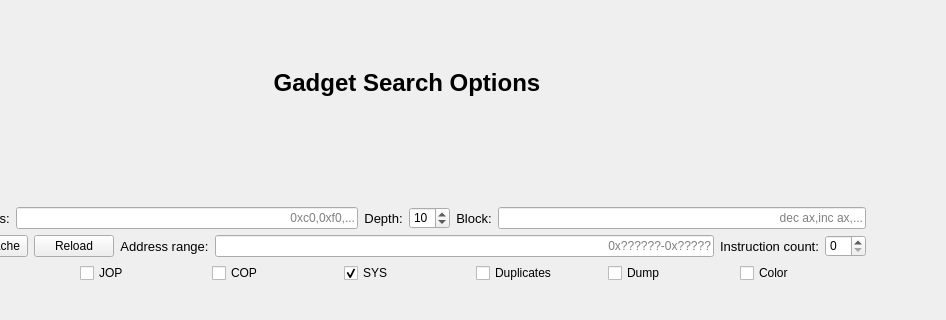
This is modules/ui/mainwindow.ui in elbee-cyber/RopView as Qt 5 draws it before an edit; both pictures show x 327 to 1273 and y 449 to 769 of the 1468 by 769 pixel window. The edited form follows.
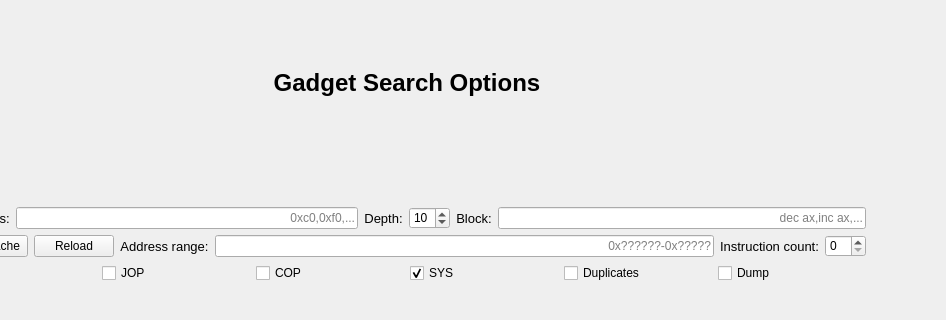
This is the edited form. The open tabs and pages were chosen to show the change.

The edit to the form file:
```diff
--- a/modules/ui/mainwindow.ui
+++ b/modules/ui/mainwindow.ui
@@ -1405,16 +1405,6 @@
                </property>
               </widget>
              </item>
-             <item>
-              <widget class="QCheckBox" name="colorOpt">
-               <property name="toolTip">
-                <string>Semantically highlight gadgets</string>
-               </property>
-               <property name="text">
-                <string>Color</string>
-               </property>
-              </widget>
-             </item>
             </layout>
            </item>
            <item>
```
Left out of the diff: 5 changed lines with no effect on the pictures.
